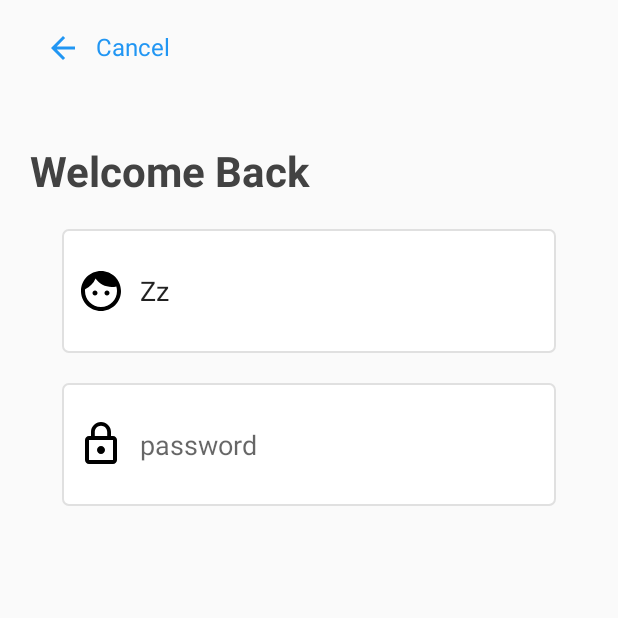
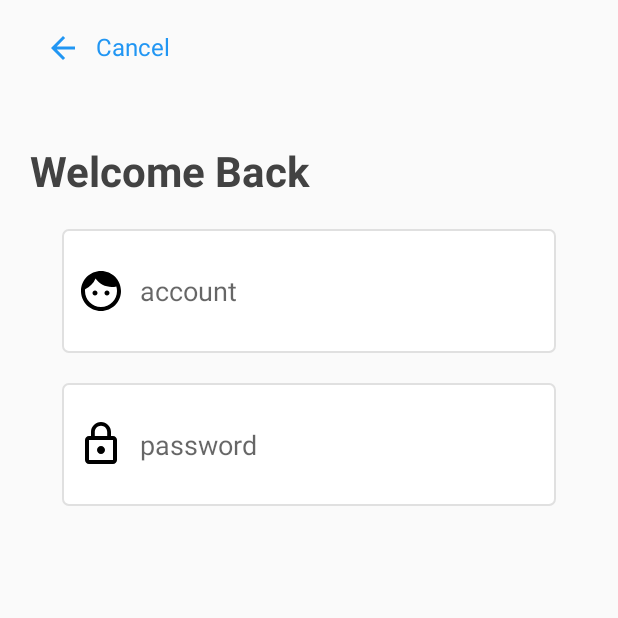
Before and after one commit to IcanBibi/jetpack, an Android app: the screen it shows after launch (LoginActivity), after a tap on "HAVE A ACCOUNT ? LOGIN", on a phone screen of 412 x 824 dp, the top half of it. Run offline under Robolectric (Android 15) with nearby library versions, the phone set to English and light mode, and no system bars; our stand-ins replace data binding.

```diff
--- a/app/src/main/AndroidManifest.xml
+++ b/app/src/main/AndroidManifest.xml
@@ -9,7 +9,7 @@
         android:roundIcon="@mipmap/ic_launcher_round"
         android:supportsRtl="true"
         android:theme="@style/AppTheme">
-        <activity android:name=".activity.LoginActivity">
+        <activity android:name=".ui.activity.LoginActivity">
             <intent-filter>
                 <action android:name="android.intent.action.MAIN" />
 
--- /dev/null
+++ b/app/src/main/java/com/zz/jetpack/common/BaseConstant.kt
@@ -0,0 +1,6 @@
+package com.zz.jetpack.common
+
+object BaseConstant {
+    const val USER_NAME:String = "Zz"
+    const val USER_PWD:String = "1"
+}
--- /dev/null
+++ b/app/src/main/java/com/zz/jetpack/common/SimpleWatcher.kt
@@ -0,0 +1,18 @@
+package com.zz.jetpack.common
+
+import android.text.Editable
+import android.text.TextWatcher
+
+open class SimpleWatcher:TextWatcher {
+    override fun afterTextChanged(s: Editable) {
+
+    }
+
+    override fun beforeTextChanged(s: CharSequence?, start: Int, count: Int, after: Int) {
+
+    }
+
+    override fun onTextChanged(s: CharSequence?, start: Int, before: Int, count: Int) {
+
+    }
+}
--- a/app/src/main/java/com/zz/jetpack/fragment/login/LoginFragment.kt
+++ /dev/null
@@ -1,40 +0,0 @@
-package com.zz.jetpack.fragment.login
-
-
-import android.content.Intent
-import android.os.Bundle
-import android.text.Editable
-import android.view.LayoutInflater
-import android.view.View
-import android.view.ViewGroup
-import androidx.fragment.app.Fragment
-import com.zz.jetpack.MainActivity
-import com.zz.jetpack.R
-import kotlinx.android.synthetic.main.fragment_login.*
-
-/**
- * A simple [Fragment] subclass.
- */
-class LoginFragment : Fragment() {
-
-    override fun onCreateView(
-        inflater: LayoutInflater, container: ViewGroup?,
-        savedInstanceState: Bundle?
-    ): View? {
-        // Inflate the layout for this fragment
-        return inflater.inflate(R.layout.fragment_login, container, false)
-    }
-
-    override fun onViewCreated(view: View, savedInstanceState: Bundle?) {
-        super.onViewCreated(view, savedInstanceState)
-        var name = arguments?.getString("name")
-        et_account.text = Editable.Factory.getInstance().newEditable(name)
-//        et_account.setText(name)
-
-        btn_login.setOnClickListener {
-            val intent = Intent(context,MainActivity::class.java)
-            startActivity(intent)
-        }
-    }
-
-}
--- a/app/src/main/java/com/zz/jetpack/activity/LoginActivity.kt
+++ b/app/src/main/java/com/zz/jetpack/ui/activity/LoginActivity.kt
@@ -1,4 +1,4 @@
-package com.zz.jetpack.activity
+package com.zz.jetpack.ui.activity
 
 import android.os.Bundle
 import androidx.appcompat.app.AppCompatActivity
@@ -10,5 +10,6 @@ class LoginActivity : AppCompatActivity() {
         super.onCreate(savedInstanceState)
         setContentView(R.layout.activity_login)
 
+
     }
 }
--- /dev/null
+++ b/app/src/main/java/com/zz/jetpack/ui/fragment/login/LoginFragment.kt
@@ -0,0 +1,53 @@
+package com.zz.jetpack.ui.fragment.login
+
+
+import android.os.Bundle
+import android.view.LayoutInflater
+import android.view.View
+import android.view.ViewGroup
+import androidx.databinding.DataBindingUtil
+import androidx.fragment.app.Fragment
+import com.zz.jetpack.R
+import com.zz.jetpack.databinding.FragmentLoginBinding
+import com.zz.jetpack.viewmodle.LoginModel
+
+/**
+ * A simple [Fragment] subclass.
+ */
+class LoginFragment : Fragment() {
+
+    lateinit var loginModel:LoginModel
+
+    override fun onCreateView(
+        inflater: LayoutInflater, container: ViewGroup?,
+        savedInstanceState: Bundle?
+    ): View? {
+        // DataBindingUtil 方法
+        val binding: FragmentLoginBinding = DataBindingUtil.inflate(inflater, R.layout.fragment_login,container,false)
+
+        //FragmentLoginBinding
+//        val binding =  FragmentLoginBinding.inflate(inflater,container,false)
+
+        loginModel = LoginModel("", "", context!!)
+        binding.model = loginModel
+        binding.activity = activity
+        return binding.root
+    }
+
+    override fun onViewCreated(view: View, savedInstanceState: Bundle?) {
+        super.onViewCreated(view, savedInstanceState)
+        var name = arguments?.getString("name")
+//        et_account.text = Editable.Factory.getInstance().newEditable(name)
+////        et_account.setText(name)
+//
+//        btn_login.setOnClickListener {
+//            val intent = Intent(context,MainActivity::class.java)
+//            startActivity(intent)
+//        }
+
+        name?.let {
+            loginModel.n.set(it)
+        }
+
+    }
+}
--- a/app/src/main/java/com/zz/jetpack/fragment/login/WelcomeFragment.kt
+++ b/app/src/main/java/com/zz/jetpack/ui/fragment/login/WelcomeFragment.kt
@@ -1,4 +1,4 @@
-package com.zz.jetpack.fragment.login
+package com.zz.jetpack.ui.fragment.login
 
 import android.os.Bundle
 import android.view.LayoutInflater
@@ -42,8 +42,7 @@ class WelcomeFragment : Fragment() {
         }
 
         btn_register.setOnClickListener{
-            val action = WelcomeFragmentDirections
-                .actionWelcomeFragmentToRegisterFragment()
+            val action = WelcomeFragmentDirections.actionWelcomeFragmentToRegisterFragment()
                 .setEMAIL("Zz@Gamil.com")
             findNavController().navigate(action)
         }
--- a/app/src/main/java/com/zz/jetpack/fragment/main/MarketFragment.kt
+++ b/app/src/main/java/com/zz/jetpack/ui/fragment/main/MarketFragment.kt
@@ -1,4 +1,4 @@
-package com.zz.jetpack.fragment.main
+package com.zz.jetpack.ui.fragment.main
 
 
 import android.os.Bundle
--- a/app/src/main/java/com/zz/jetpack/fragment/main/MeFragment.kt
+++ b/app/src/main/java/com/zz/jetpack/ui/fragment/main/MeFragment.kt
@@ -1,4 +1,4 @@
-package com.zz.jetpack.fragment.main
+package com.zz.jetpack.ui.fragment.main
 
 
 import android.os.Bundle
--- a/app/src/main/java/com/zz/jetpack/viewmodle/LoginModel.kt
+++ b/app/src/main/java/com/zz/jetpack/viewmodle/LoginModel.kt
@@ -1,7 +1,49 @@
 package com.zz.jetpack.viewmodle
 
 import android.content.Context
+import android.content.Intent
+import android.text.Editable
+import android.widget.EditText
+import android.widget.Toast
+import androidx.databinding.BindingAdapter
+import androidx.databinding.ObservableField
+import com.zz.jetpack.MainActivity
+import com.zz.jetpack.common.BaseConstant
+import com.zz.jetpack.common.SimpleWatcher
 
 class LoginModel constructor(name: String, pwd: String, context: Context){
+    val n = ObservableField<String>(name)
+    val p = ObservableField<String>(pwd)
+    var context = context
 
+
+    fun onNameChanged(s: CharSequence) {
+        n.set(s.toString())
+    }
+
+    fun onPwdChanged(s: CharSequence, start: Int, before: Int, count: Int) {
+        p.set(s.toString())
+    }
+
+    fun login() {
+        if (n.get().equals(BaseConstant.USER_NAME)
+            && p.get().equals(BaseConstant.USER_PWD))
+        {
+            Toast.makeText(context, "账号密码正确", Toast.LENGTH_SHORT).show()
+            val intent = Intent(context, MainActivity::class.java)
+            context.startActivity(intent)
+        }
+    }
+
+    val pwdWatcher = object : SimpleWatcher(){
+        override fun afterTextChanged(s: Editable) {
+            super.afterTextChanged(s)
+            p.set(s.toString())
+        }
+    }
+
+    @BindingAdapter("addTextChangedListener")
+    fun addTextChangedListener(editText: EditText, simpleWatcher: SimpleWatcher) {
+        editText.addTextChangedListener(simpleWatcher)
+    }
 }
--- a/app/src/main/res/layout/activity_login.xml
+++ b/app/src/main/res/layout/activity_login.xml
@@ -4,7 +4,7 @@
     xmlns:tools="http://schemas.android.com/tools"
     android:layout_width="match_parent"
     android:layout_height="match_parent"
-    tools:context=".activity.LoginActivity">
+    tools:context=".ui.activity.LoginActivity">
 
     <fragment
         android:id="@+id/my_nav_host_fragment"
--- a/app/src/main/res/layout/fragment_login.xml
+++ b/app/src/main/res/layout/fragment_login.xml
@@ -1,13 +1,26 @@
 <?xml version="1.0" encoding="utf-8"?>
-<androidx.constraintlayout.widget.ConstraintLayout xmlns:android="http://schemas.android.com/apk/res/android"
+<layout xmlns:android="http://schemas.android.com/apk/res/android"
     xmlns:app="http://schemas.android.com/apk/res-auto"
-    xmlns:tools="http://schemas.android.com/tools"
+    xmlns:tools="http://schemas.android.com/tools">
+    <data>
+        <variable
+            name="model"
+            type="com.zz.jetpack.viewmodle.LoginModel" />
+
+        <variable
+            name="activity"
+            type="androidx.fragment.app.FragmentActivity" />
+
+
+    </data>
+    <androidx.constraintlayout.widget.ConstraintLayout
         android:layout_width="match_parent"
         android:layout_height="match_parent"
-    tools:context=".fragment.login.LoginFragment">
+        tools:context=".ui.fragment.login.LoginFragment">
 
         <TextView
             android:id="@+id/txt_cancel"
+            android:onClick="@{() -> activity.onBackPressed()}"
             android:layout_width="wrap_content"
             android:layout_height="wrap_content"
             android:layout_marginLeft="20dp"
@@ -40,6 +53,8 @@
 
         <EditText
             android:id="@+id/et_account"
+            android:text="@{model.n.get()}"
+            android:onTextChanged="@{(text, start, before, count)->model.onNameChanged(text)}"
             android:layout_width="0dp"
             android:layout_height="0dp"
             android:background="@drawable/shape_table_item_edit"
@@ -59,10 +74,15 @@
             app:layout_constraintWidth_default="percent"
             app:layout_constraintWidth_percent="0.8" />
 
+
+        <!--            android:onTextChanged="@{model::onPwdChanged}"-->
+
         <EditText
             android:id="@+id/et_pwd"
             android:layout_width="0dp"
             android:layout_height="0dp"
+            android:text="@{model.p.get()}"
+            android:addTextChangedListener="@{model.pwdWatcher}"
             android:layout_marginTop="20dp"
             android:background="@drawable/shape_table_item_edit"
             android:drawableStart="@drawable/ic_pwd"
@@ -82,7 +102,6 @@
             android:id="@+id/btn_login"
             android:layout_width="0dp"
             android:layout_height="0dp"
-        android:background="@drawable/shape_main_recycle_item_primary"
             android:text="Sign in"
             android:textColor="@color/cardview_light_background"
             android:textSize="@dimen/txt_big_size"
@@ -94,7 +113,11 @@
             app:layout_constraintTop_toTopOf="parent"
             app:layout_constraintVertical_bias="0.8"
             app:layout_constraintWidth_default="percent"
-        app:layout_constraintWidth_percent="0.8" />
-
+            app:layout_constraintWidth_percent="0.8"
+            android:onClick="@{() -> model.login()}"
+            android:enabled="@{(model.n.get().isEmpty()|| model.p.get().isEmpty()) ? false : true}"
+            android:background="@drawable/shape_main_recycle_item_primary"
+            />
 
     </androidx.constraintlayout.widget.ConstraintLayout>
+</layout>
--- a/app/src/main/res/layout/fragment_register.xml
+++ b/app/src/main/res/layout/fragment_register.xml
@@ -4,7 +4,7 @@
     xmlns:tools="http://schemas.android.com/tools"
     android:layout_width="match_parent"
     android:layout_height="match_parent"
-    tools:context=".fragment.login.RegisterFragment">
+    tools:context=".ui.fragment.login.RegisterFragment">
 
     <TextView
         android:id="@+id/txt_cancel"
--- a/app/src/main/res/layout/fragment_welcome.xml
+++ b/app/src/main/res/layout/fragment_welcome.xml
@@ -4,7 +4,7 @@
     xmlns:tools="http://schemas.android.com/tools"
     android:layout_width="match_parent"
     android:layout_height="match_parent"
-    tools:context=".fragment.login.WelcomeFragment">
+    tools:context=".ui.fragment.login.WelcomeFragment">
 
     <ImageView
         android:id="@+id/iv_bg"
--- a/app/src/main/res/navigation/login_navigation.xml
+++ b/app/src/main/res/navigation/login_navigation.xml
@@ -7,7 +7,7 @@
 
     <fragment
         android:id="@+id/welcomeFragment"
-        android:name="com.zz.jetpack.fragment.login.WelcomeFragment"
+        android:name="com.zz.jetpack.ui.fragment.login.WelcomeFragment"
         android:label="fragment_welcome"
         tools:layout="@layout/fragment_welcome">
         <action
@@ -24,12 +24,12 @@
     </fragment>
     <fragment
         android:id="@+id/loginFragment"
-        android:name="com.zz.jetpack.fragment.login.LoginFragment"
+        android:name="com.zz.jetpack.ui.fragment.login.LoginFragment"
         android:label="fragment_login"
         tools:layout="@layout/fragment_login" />
     <fragment
         android:id="@+id/registerFragment"
-        android:name="com.zz.jetpack.fragment.login.RegisterFragment"
+        android:name="com.zz.jetpack.ui.fragment.login.RegisterFragment"
         android:label="fragment_register">
         <argument
             android:name="EMAIL"
--- a/app/src/main/res/navigation/main_navigation.xml
+++ b/app/src/main/res/navigation/main_navigation.xml
@@ -6,14 +6,14 @@
     app:startDestination="@id/infoFragment">
     <fragment
         android:id="@+id/infoFragment"
-        android:name="com.zz.jetpack.fragment.main.InfoFragment"
+        android:name="com.zz.jetpack.ui.fragment.main.InfoFragment"
         android:label="InfoFragment" />
     <fragment
         android:id="@+id/marketFragment"
-        android:name="com.zz.jetpack.fragment.main.MarketFragment"
+        android:name="com.zz.jetpack.ui.fragment.main.MarketFragment"
         android:label="MarketFragment" />
     <fragment
         android:id="@+id/meFragment"
-        android:name="com.zz.jetpack.fragment.main.MeFragment"
+        android:name="com.zz.jetpack.ui.fragment.main.MeFragment"
         android:label="MeFragment" />
 </navigation>
```
Also changed, not shown: app/build.gradle (+5 -3 lines), app/src/main/java/com/zz/jetpack/ui/fragment/login/RegisterFragment.kt (renamed from app/src/main/java/com/zz/jetpack/fragment/main/InfoFragment.kt, +8 -17 lines), app/src/main/java/com/zz/jetpack/ui/fragment/main/InfoFragment.kt (renamed from app/src/main/java/com/zz/jetpack/fragment/login/RegisterFragment.kt, +17 -8 lines). Lines whose indentation alone changed are shown as unchanged.
